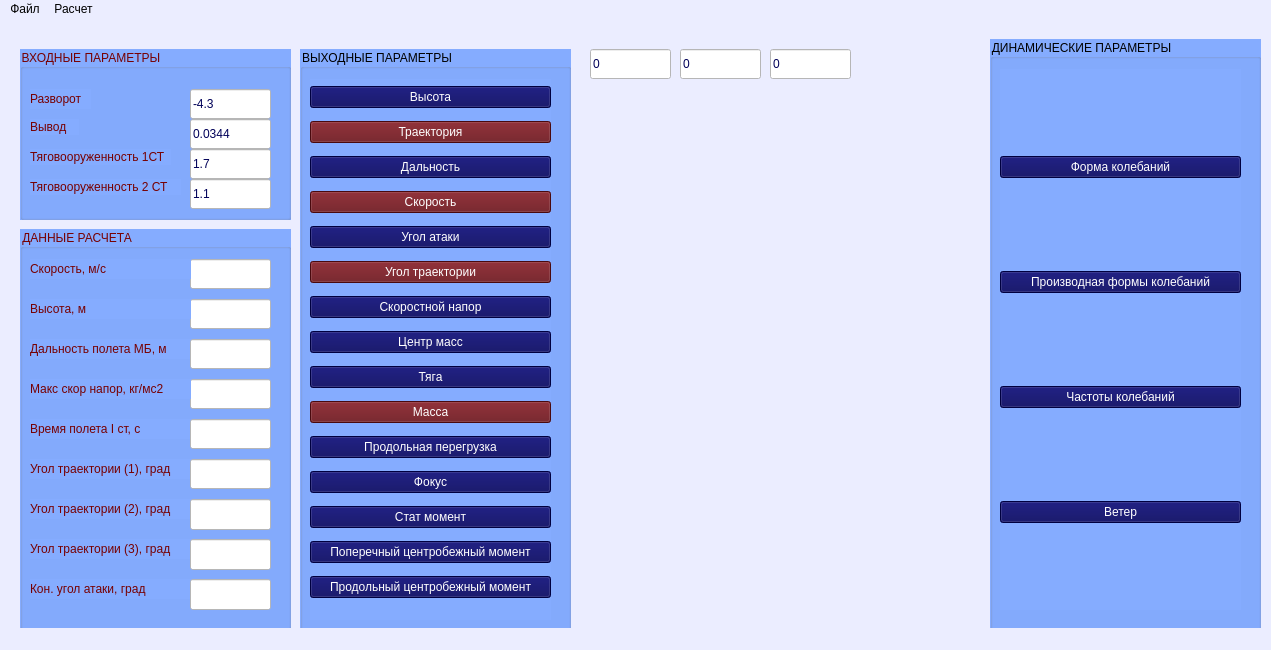
First picture: the form in Rocket_Flying-main/mainwindow.ui, repository VladimirSmetana/BalDyn, before the edit.
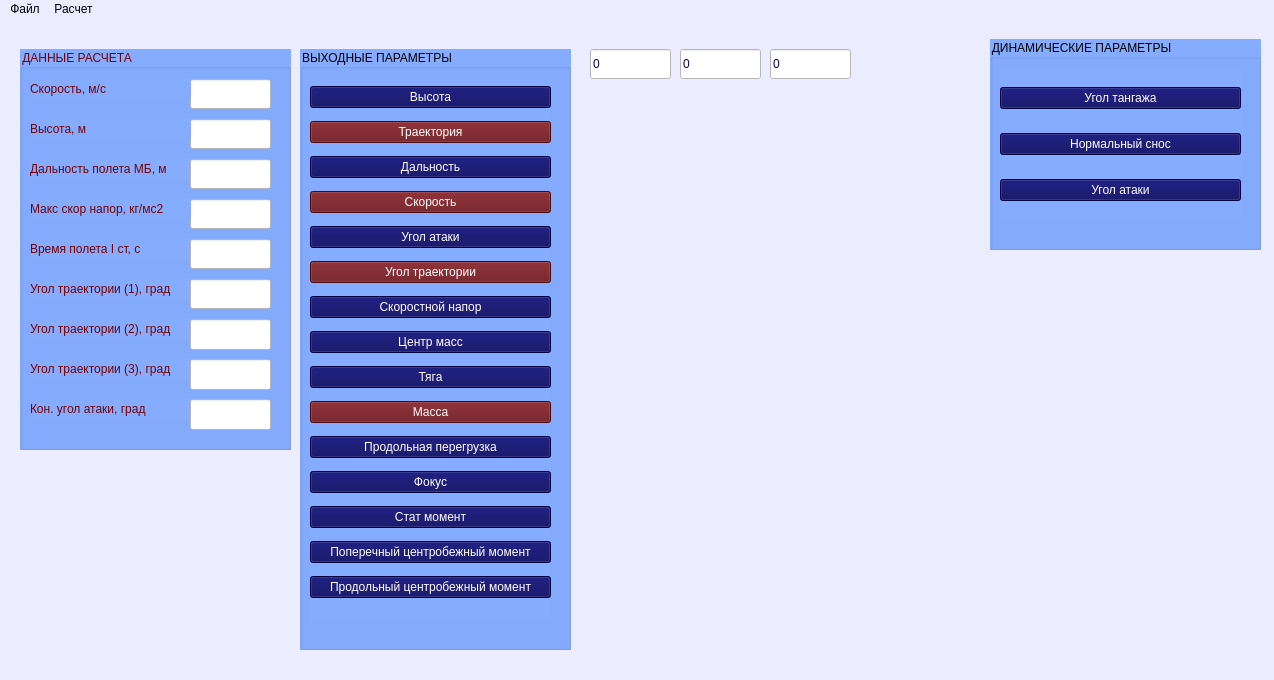
Second picture: the form after the edit. Custom widgets are drawn as their Qt base class.

The edit to the form file:
```diff
--- a/Rocket_Flying-main/mainwindow.ui
+++ b/Rocket_Flying-main/mainwindow.ui
@@ -6,8 +6,8 @@
    <rect>
     <x>0</x>
     <y>0</y>
-    <width>1271</width>
-    <height>650</height>
+    <width>1274</width>
+    <height>680</height>
    </rect>
   </property>
   <property name="windowTitle">
@@ -39,148 +39,11 @@
      <string notr="true"/>
     </property>
    </widget>
-   <widget class="QGroupBox" name="groupBox">
-    <property name="geometry">
-     <rect>
-      <x>20</x>
-      <y>30</y>
-      <width>271</width>
-      <height>171</height>
-     </rect>
-    </property>
-    <property name="styleSheet">
-     <string notr="true">background-color: rgb(133, 172, 255);
-color: rgb(118, 0, 2);</string>
-    </property>
-    <property name="title">
-     <string>ВХОДНЫЕ ПАРАМЕТРЫ</string>
-    </property>
-    <widget class="QLineEdit" name="lineEdit_5">
-     <property name="geometry">
-      <rect>
-       <x>170</x>
-       <y>40</y>
-       <width>81</width>
-       <height>30</height>
-      </rect>
-     </property>
-     <property name="styleSheet">
-      <string notr="true">background-color: white ;
-color: rgb(0, 0, 88);</string>
-     </property>
-     <property name="text">
-      <string>-4.3</string>
-     </property>
-    </widget>
-    <widget class="QLineEdit" name="lineEdit_4">
-     <property name="geometry">
-      <rect>
-       <x>170</x>
-       <y>70</y>
-       <width>81</width>
-       <height>30</height>
-      </rect>
-     </property>
-     <property name="styleSheet">
-      <string notr="true">background-color: white ;
-color: rgb(0, 0, 88);</string>
-     </property>
-     <property name="text">
-      <string>0.0344</string>
-     </property>
-    </widget>
-    <widget class="QLabel" name="label_4">
-     <property name="geometry">
-      <rect>
-       <x>10</x>
-       <y>40</y>
-       <width>61</width>
-       <height>20</height>
-      </rect>
-     </property>
-     <property name="text">
-      <string>Разворот</string>
-     </property>
-    </widget>
-    <widget class="QLabel" name="label_5">
-     <property name="geometry">
-      <rect>
-       <x>10</x>
-       <y>70</y>
-       <width>49</width>
-       <height>16</height>
-      </rect>
-     </property>
-     <property name="text">
-      <string>Вывод</string>
-     </property>
-    </widget>
-    <widget class="QLineEdit" name="lineEdit_10">
-     <property name="geometry">
-      <rect>
-       <x>170</x>
-       <y>100</y>
-       <width>81</width>
-       <height>30</height>
-      </rect>
-     </property>
-     <property name="styleSheet">
-      <string notr="true">background-color: white ;
-color: rgb(0, 0, 88);</string>
-     </property>
-     <property name="text">
-      <string>1.7</string>
-     </property>
-    </widget>
-    <widget class="QLineEdit" name="lineEdit_11">
-     <property name="geometry">
-      <rect>
-       <x>170</x>
-       <y>130</y>
-       <width>81</width>
-       <height>30</height>
-      </rect>
-     </property>
-     <property name="styleSheet">
-      <string notr="true">background-color: white ;
-color: rgb(0, 0, 88);</string>
-     </property>
-     <property name="text">
-      <string>1.1</string>
-     </property>
-    </widget>
-    <widget class="QLabel" name="label_12">
-     <property name="geometry">
-      <rect>
-       <x>10</x>
-       <y>100</y>
-       <width>141</width>
-       <height>16</height>
-      </rect>
-     </property>
-     <property name="text">
-      <string>Тяговооруженность 1СТ</string>
-     </property>
-    </widget>
-    <widget class="QLabel" name="label_13">
-     <property name="geometry">
-      <rect>
-       <x>10</x>
-       <y>130</y>
-       <width>151</width>
-       <height>16</height>
-      </rect>
-     </property>
-     <property name="text">
-      <string>Тяговооруженность 2 СТ</string>
-     </property>
-    </widget>
-   </widget>
    <widget class="QGroupBox" name="groupBox_2">
     <property name="geometry">
      <rect>
       <x>20</x>
-      <y>210</y>
+      <y>30</y>
       <width>271</width>
       <height>401</height>
      </rect>
@@ -714,7 +577,7 @@
       <x>990</x>
       <y>20</y>
       <width>271</width>
-      <height>601</height>
+      <height>211</height>
      </rect>
     </property>
     <property name="styleSheet">
@@ -733,7 +596,7 @@
        <x>10</x>
        <y>30</y>
        <width>241</width>
-       <height>541</height>
+       <height>151</height>
       </rect>
      </property>
      <layout class="QVBoxLayout" name="verticalLayout_2">
@@ -747,7 +610,7 @@
 color: white</string>
         </property>
         <property name="text">
-         <string>Форма колебаний</string>
+         <string>Угол тангажа</string>
         </property>
         <property name="checkable">
          <bool>false</bool>
@@ -773,33 +636,7 @@
 color: white</string>
         </property>
         <property name="text">
-         <string>Производная формы колебаний</string>
-        </property>
-        <property name="checkable">
-         <bool>false</bool>
-        </property>
-        <property name="autoRepeat">
-         <bool>false</bool>
-        </property>
-        <property name="autoExclusive">
-         <bool>false</bool>
-        </property>
-        <property name="autoDefault">
-         <bool>false</bool>
-        </property>
-       </widget>
-      </item>
-      <item>
-       <widget class="QPushButton" name="height_Button_2">
-        <property name="contextMenuPolicy">
-         <enum>Qt::CustomContextMenu</enum>
-        </property>
-        <property name="styleSheet">
-         <string notr="true">background-color: rgb(0, 0, 88);
-color: white</string>
-        </property>
-        <property name="text">
-         <string>Частоты колебаний</string>
+         <string>Нормальный снос</string>
         </property>
         <property name="checkable">
          <bool>false</bool>
@@ -822,7 +659,7 @@
 color: white</string>
         </property>
         <property name="text">
-         <string>Ветер</string>
+         <string>Угол атаки</string>
         </property>
        </widget>
       </item>
@@ -836,7 +673,7 @@
     <rect>
      <x>0</x>
      <y>0</y>
-     <width>1271</width>
+     <width>1274</width>
      <height>22</height>
     </rect>
    </property>
```
